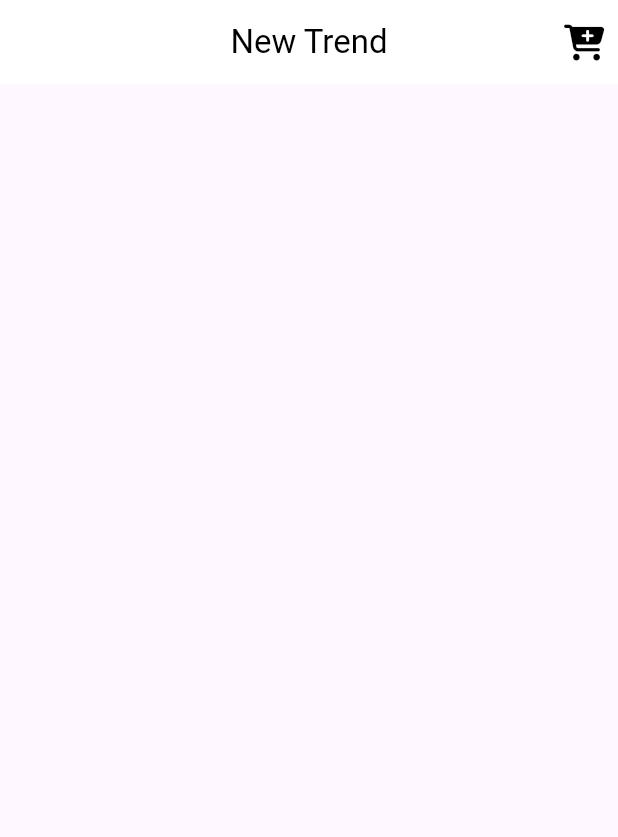
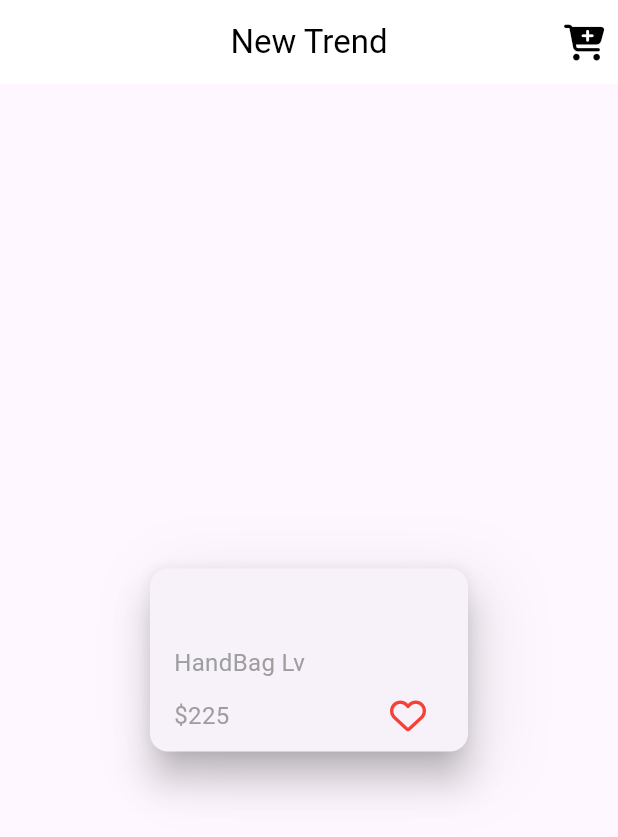
Before and after one commit to MuhamedElockly/store_app, a Flutter app: the screen it shows after launch, on a phone screen of 412 x 824 dp. Shown: the top 837 px of the screen. Run offline on Flutter 3.47's test engine with Material 3 defaults, Android fonts, the phone set to English and light mode, and no system bars; our stand-ins replace font_awesome_flutter.

Commit message:
add product custom card

```diff
--- a/lib/screens/home_page.dart
+++ b/lib/screens/home_page.dart
@@ -1,5 +1,6 @@
 import 'package:flutter/material.dart';
 import 'package:font_awesome_flutter/font_awesome_flutter.dart';
+import 'package:store_app/widgets/custom_card.dart';
 
 class HomePage extends StatelessWidget {
   static String id = 'HomePage';
@@ -26,6 +27,7 @@ class HomePage extends StatelessWidget {
           ),
         ),
       ),
+      body: CustomCard(),
     );
   }
 }
--- /dev/null
+++ b/lib/widgets/custom_card.dart
@@ -0,0 +1,59 @@
+import 'package:flutter/material.dart';
+import 'package:font_awesome_flutter/font_awesome_flutter.dart';
+
+class CustomCard extends StatelessWidget {
+  @override
+  Widget build(BuildContext context) {
+    return Center(
+      child: Container(
+        width: 220,
+        height: 130,
+        decoration: BoxDecoration(boxShadow: [
+          BoxShadow(
+            color: Colors.grey.withOpacity(.2),
+            blurRadius: 40,
+            spreadRadius: 0,
+            offset: Offset(10, 10),
+          ),
+        ]),
+        child: Card(
+          elevation: 10,
+          child: Padding(
+            padding: const EdgeInsets.symmetric(horizontal: 16),
+            child: Column(
+              mainAxisAlignment: MainAxisAlignment.end,
+              crossAxisAlignment: CrossAxisAlignment.start,
+              children: [
+                Text(
+                  'HandBag Lv',
+                  style: TextStyle(
+                    color: Colors.grey,
+                    fontSize: 16,
+                  ),
+                ),
+                Row(
+                  mainAxisAlignment: MainAxisAlignment.spaceBetween,
+                  children: [
+                    Text(
+                      r'$225',
+                      style: TextStyle(
+                        color: Colors.grey,
+                        fontSize: 16,
+                      ),
+                    ),
+                    IconButton(
+                        onPressed: () {},
+                        icon: Icon(
+                          FontAwesomeIcons.heart,
+                          color: Colors.red,
+                        ))
+                  ],
+                )
+              ],
+            ),
+          ),
+        ),
+      ),
+    );
+  }
+}
```
